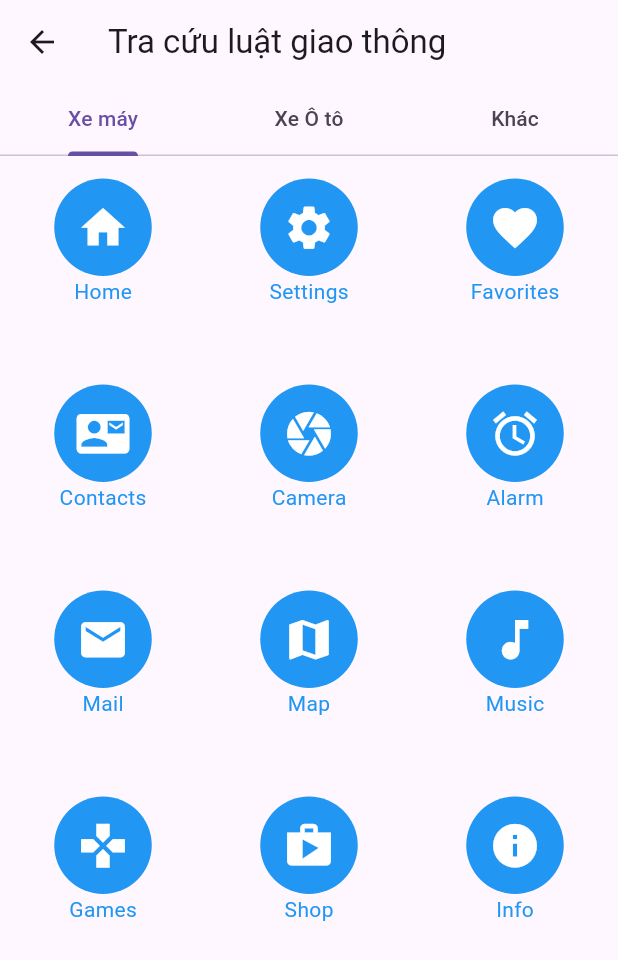
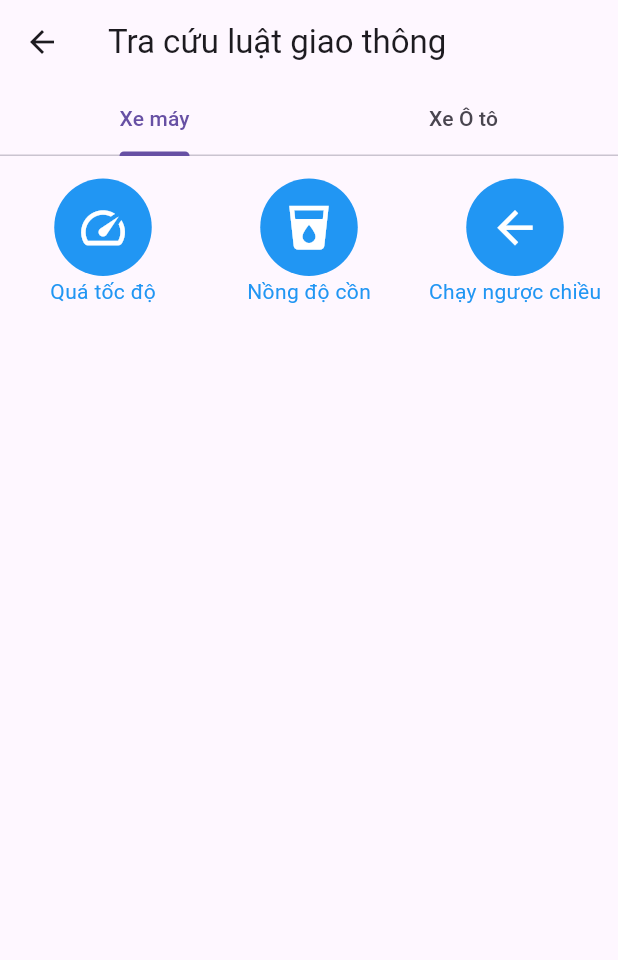
Before and after one commit to Phuc-Official/GTTM_CSGT, a Flutter app: the LawsScreen screen opened directly, on a phone screen of 412 x 824 dp. Shown: the top 960 px of the screen. Run offline on Flutter 3.47's test engine with Material 3 defaults, Android fonts, the phone set to English and light mode, and no system bars; our stand-ins replace camera, flutter_svg, image_picker, permission_handler; missing offline and left inert: google_ml_kit, qr_code_scanner.

Commit message:
tra cứu luật

```diff
--- /dev/null
+++ b/lib/data/traffic_violation_laws.dart
@@ -0,0 +1,68 @@
+// lib/laws_data.dart
+
+import 'package:flutter/material.dart';
+
+final List<Map<String, dynamic>> motorcycleButtons = [
+  {
+    'icon': Icons.speed,
+    'label': 'Quá tốc độ',
+    'data': [
+      'Quá tốc độ từ 5 km/h đến dưới 10 km/h:\nMức phạt tối đa 300.000 đồng',
+      'Quá tốc độ từ 10 km/h đến 20 km/h:\nMức phạt tối đa 1.000.000 đồng',
+      'Quá tốc độ trên 20 km/h:\nMức phạt tối đa 5.000.000 đồng',
+      'Quá tốc độ khi chạy thành nhóm từ 02 xe trở lên:\nMức phạt tối đa 8.000.000 đồng',
+    ],
+  },
+  {
+    'icon': Icons.local_drink,
+    'label': 'Nồng độ cồn',
+    'data': [
+      'Nồng độ cồn trong máu hoặc hơi thở chưa vượt quá 50 miligam:\nMức phạt tối đa 3.000.000 đồng',
+      'Nồng độ cồn từ 50 đến 80 miligam:\nMức phạt tối đa 5.000.000 đồng',
+      'Nồng độ cồn trên 80 miligam:\nMức phạt tối đa 8.000.000 đồng',
+    ],
+  },
+  {
+    'icon': Icons.arrow_back,
+    'label': 'Chạy ngược chiều',
+    'data': [
+      'Đi ngược chiều trên đường một chiều:\nMức phạt tối đa 2.000.000 đồng',
+      'Dừng xe, đỗ xe trên phần đường xe chạy:\nMức phạt tối đa 300.000 đồng',
+      'Buông cả hai tay khi điều khiển xe:\nMức phạt tối đa 8.000.000 đồng',
+      'Điều khiển xe lạng lách hoặc đánh võng:\nMức phạt tối đa 8.000.000 đồng',
+    ],
+  },
+];
+
+final List<Map<String, dynamic>> carButtons = [
+  {
+    'icon': Icons.speed,
+    'label': 'Quá tốc độ',
+    'data': [
+      'Quá tốc độ từ 5 km/h đến dưới 10 km/h:\nMức phạt tối đa 1.000.000 đồng',
+      'Quá tốc độ từ 10 km/h đến 20 km/h:\nMức phạt tối đa 5.000.000 đồng',
+      'Quá tốc độ từ 20 km/h đến 35 km/h:\nMức phạt tối đa 8.000.000 đồng',
+      'Quá tốc độ trên 35 km/h:\nMức phạt tối đa 12.000.000 đồng',
+    ],
+  },
+  {
+    'icon': Icons.local_drink,
+    'label': 'Nồng độ cồn',
+    'data': [
+      'Nồng độ cồn trong máu hoặc hơi thở chưa vượt quá 50 miligam:\nMức phạt tối đa 8.000.000 đồng',
+      'Nồng độ cồn từ 50 đến 80 miligam:\nMức phạt tối đa 18.000.000 đồng',
+      'Nồng độ cồn trên 80 miligam:\nMức phạt tối đa 40.000.000 đồng',
+    ],
+  },
+  {
+    'icon': Icons.arrow_back,
+    'label': 'Chạy ngược chiều',
+    'data': [
+      'Dừng xe, đỗ xe không có tín hiệu báo:\nMức phạt tối đa 400.000 đồng',
+      'Dừng xe, đỗ xe trên phần đường xe chạy:\nMức phạt tối đa 300.000 đồng',
+      'Đi ngược chiều trên đường một chiều:\nMức phạt tối đa 5.000.000 đồng',
+      'Dừng xe, đỗ xe tại nơi đường bộ giao nhau cùng mức với đường sắt:\nMức phạt tối đa 1.000.000 đồng',
+      'Đi ngược chiều trên đường có biển "Cấm đi ngược chiều":\nMức phạt tối đa 5.000.000 đồng',
+    ],
+  },
+];
--- a/lib/elements/laws_button_list.dart
+++ b/lib/elements/laws_button_list.dart
@@ -1,35 +1,36 @@
 import 'package:flutter/material.dart';
 
+import '../screen/traffic_laws/read_data_screen.dart';
+
+/// Nhóm nút trong xem luật giao thông
+
 class LawsButtonList extends StatelessWidget {
-  final List<Map<String, dynamic>> buttons = [
-    {'icon': Icons.home, 'label': 'Home'},
-    {'icon': Icons.settings, 'label': 'Settings'},
-    {'icon': Icons.favorite, 'label': 'Favorites'},
-    {'icon': Icons.contact_mail, 'label': 'Contacts'},
-    {'icon': Icons.camera, 'label': 'Camera'},
-    {'icon': Icons.alarm, 'label': 'Alarm'},
-    {'icon': Icons.mail, 'label': 'Mail'},
-    {'icon': Icons.map, 'label': 'Map'},
-    {'icon': Icons.music_note, 'label': 'Music'},
-    {'icon': Icons.games, 'label': 'Games'},
-    {'icon': Icons.shop, 'label': 'Shop'},
-    {'icon': Icons.info, 'label': 'Info'},
-  ];
+  final List<Map<String, dynamic>> buttons;
+  final String vehicleType; // Thêm biến này
+
+  LawsButtonList({required this.buttons, required this.vehicleType});
 
   @override
   Widget build(BuildContext context) {
-    return Scaffold(
-      body: GridView.builder(
+    return GridView.builder(
       gridDelegate: SliverGridDelegateWithFixedCrossAxisCount(
         crossAxisCount: 3,
-          childAspectRatio: 1, // Tỷ lệ hình chữ nhật
+        childAspectRatio: 1,
       ),
       itemCount: buttons.length,
       itemBuilder: (context, index) {
         return GestureDetector(
           onTap: () {
-              // Xử lý sự kiện nhấn nút
-              print('${buttons[index]['label']} pressed');
+            Navigator.push(
+              context,
+              MaterialPageRoute(
+                builder: (context) => ExcelReader(
+                  data: buttons[index]['data'],
+                  vehicleType: vehicleType,
+                  violationType: buttons[index]['label'],
+                ),
+              ),
+            );
           },
           child: Column(
             children: [
@@ -40,16 +41,10 @@ class LawsButtonList extends StatelessWidget {
                   shape: BoxShape.circle,
                   color: Colors.blue,
                 ),
-                  child: Column(
-                    mainAxisAlignment: MainAxisAlignment.center,
-                    children: [
-                      Icon(
+                child: Icon(
                   buttons[index]['icon'],
                   color: Colors.white,
                   size: 35,
-                      ),
-                      SizedBox(height: 0),
-                    ],
                 ),
               ),
               Text(
@@ -60,7 +55,6 @@ class LawsButtonList extends StatelessWidget {
           ),
         );
       },
-      ),
     );
   }
 }
--- a/lib/screen/traffic_laws/laws_screen.dart
+++ b/lib/screen/traffic_laws/laws_screen.dart
@@ -1,6 +1,9 @@
 import 'package:flutter/material.dart';
 
+import '../../data/traffic_violation_laws.dart';
 import '../../elements/laws_button_list.dart';
+
+/// Màn hình luật giao thông
 
 class LawsScreen extends StatefulWidget {
   @override
@@ -14,7 +17,7 @@ class _LawsScreenState extends State<LawsScreen>
   @override
   void initState() {
     super.initState();
-    _tabController = TabController(length: 3, vsync: this);
+    _tabController = TabController(length: 2, vsync: this);
   }
 
   @override
@@ -33,16 +36,14 @@ class _LawsScreenState extends State<LawsScreen>
           tabs: [
             Tab(text: 'Xe máy'),
             Tab(text: 'Xe Ô tô'),
-            Tab(text: 'Khác'),
           ],
         ),
       ),
       body: TabBarView(
         controller: _tabController,
         children: [
-          LawsButtonList(),
-          Center(child: Text('Content for Tab 2')),
-          Center(child: Text('Content for Tab 3')),
+          LawsButtonList(buttons: motorcycleButtons, vehicleType: 'Xe máy'),
+          LawsButtonList(buttons: carButtons, vehicleType: 'Xe ô tô'),
         ],
       ),
     );
```
Also changed, not shown: lib/screen/traffic_laws/read_data_screen.dart (added, +59 -0 lines). Lines whose indentation alone changed are shown as unchanged.
